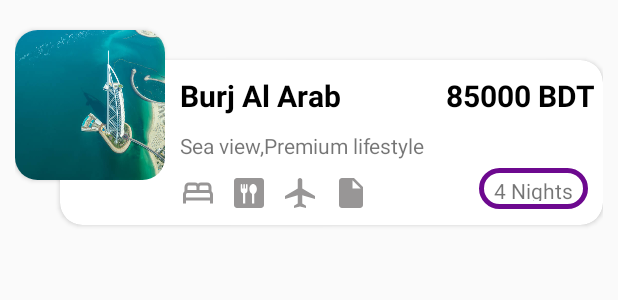
After one commit to KayesFahim/Fly-Far-Ladies, an Android app: the layout favourites_view.xml on its own in the app's theme, with its tools: preview values and no code run, on a phone screen of 412 x 824 dp. The commit adds this screen. Shown: the top 300 px of the screen. Run offline under Robolectric (Android 15) with nearby library versions, the phone set to English and light mode, and no system bars.

Commit message:
Added Favourites view

```diff
--- a/app/src/main/AndroidManifest.xml
+++ b/app/src/main/AndroidManifest.xml
@@ -9,6 +9,9 @@
         android:roundIcon="@mipmap/ic_launcher_round"
         android:supportsRtl="true"
         android:theme="@style/Theme.FlyFarLadies">
+        <activity
+            android:name=".Dashboard.FavouritesActivity"
+            android:exported="false" />
         <activity
             android:name=".Booking.ThankYouActivity"
             android:exported="false" />
--- /dev/null
+++ b/app/src/main/java/com/example/flyfarladies/Dashboard/FavouritesActivity.java
@@ -0,0 +1,15 @@
+package com.example.flyfarladies.Dashboard;
+
+import androidx.appcompat.app.AppCompatActivity;
+import com.example.flyfarladies.R;
+import android.os.Bundle;
+
+public class FavouritesActivity extends AppCompatActivity {
+
+    @Override
+    protected void onCreate(Bundle savedInstanceState) {
+        super.onCreate(savedInstanceState);
+        setContentView(R.layout.activity_favourites);
+
+    }
+}
--- /dev/null
+++ b/app/src/main/res/drawable/day_button.xml
@@ -0,0 +1,8 @@
+<?xml version="1.0" encoding="utf-8"?>
+<shape xmlns:android="http://schemas.android.com/apk/res/android"
+    android:shape="rectangle">
+
+    <corners android:radius="20dp" />
+    <stroke android:width="5px"
+        android:color="#6d098f" />
+</shape>
--- /dev/null
+++ b/app/src/main/res/drawable/icon_bed.xml
@@ -0,0 +1,5 @@
+<vector android:height="24dp" android:tint="#989696"
+    android:viewportHeight="24" android:viewportWidth="24"
+    android:width="24dp" xmlns:android="http://schemas.android.com/apk/res/android">
+    <path android:fillColor="@android:color/white" android:pathData="M21,10.78V8c0,-1.65 -1.35,-3 -3,-3h-4c-0.77,0 -1.47,0.3 -2,0.78C11.47,5.3 10.77,5 10,5H6C4.35,5 3,6.35 3,8v2.78C2.39,11.33 2,12.12 2,13v6h2v-2h16v2h2v-6C22,12.12 21.61,11.33 21,10.78zM14,7h4c0.55,0 1,0.45 1,1v2h-6V8C13,7.45 13.45,7 14,7zM5,8c0,-0.55 0.45,-1 1,-1h4c0.55,0 1,0.45 1,1v2H5V8zM4,15v-2c0,-0.55 0.45,-1 1,-1h14c0.55,0 1,0.45 1,1v2H4z"/>
+</vector>
--- /dev/null
+++ b/app/src/main/res/drawable/icon_box.xml
@@ -0,0 +1,5 @@
+<vector android:autoMirrored="true" android:height="24dp"
+    android:tint="#989696" android:viewportHeight="24"
+    android:viewportWidth="24" android:width="24dp" xmlns:android="http://schemas.android.com/apk/res/android">
+    <path android:fillColor="@android:color/white" android:pathData="M6,2c-1.1,0 -1.99,0.9 -1.99,2L4,20c0,1.1 0.89,2 1.99,2L18,22c1.1,0 2,-0.9 2,-2L20,8l-6,-6L6,2zM13,9L13,3.5L18.5,9L13,9z"/>
+</vector>
--- /dev/null
+++ b/app/src/main/res/drawable/icon_dinein.xml
@@ -0,0 +1,5 @@
+<vector android:height="24dp" android:tint="#989696"
+    android:viewportHeight="24" android:viewportWidth="24"
+    android:width="24dp" xmlns:android="http://schemas.android.com/apk/res/android">
+    <path android:fillColor="@android:color/white" android:pathData="M20,2H4C2.9,2 2,2.9 2,4v16c0,1.1 0.9,2 2,2h16c1.1,0 2,-0.9 2,-2V4C22,2.9 21.1,2 20,2zM11,10.3c0,0.93 -0.64,1.71 -1.5,1.93V19H8v-6.77c-0.86,-0.22 -1.5,-1 -1.5,-1.93V6.5C6.5,6.22 6.72,6 7,6s0.5,0.22 0.5,0.5V9h0.75V6.5c0,-0.28 0.22,-0.5 0.5,-0.5s0.5,0.22 0.5,0.5V9H10V6.5C10,6.22 10.23,6 10.5,6C10.78,6 11,6.22 11,6.5V10.3zM15.58,12.59l-0.08,0.03V19H14v-6.38l-0.08,-0.04c-0.97,-0.47 -1.67,-1.7 -1.67,-3.18c0,-1.88 1.13,-3.4 2.5,-3.4c1.38,0 2.5,1.53 2.5,3.41C17.25,10.89 16.55,12.12 15.58,12.59z"/>
+</vector>
--- /dev/null
+++ b/app/src/main/res/drawable/icon_plane.xml
@@ -0,0 +1,5 @@
+<vector android:height="24dp" android:tint="#989696"
+    android:viewportHeight="24" android:viewportWidth="24"
+    android:width="24dp" xmlns:android="http://schemas.android.com/apk/res/android">
+    <path android:fillColor="@android:color/white" android:pathData="M22,16v-2l-8.5,-5V3.5C13.5,2.67 12.83,2 12,2s-1.5,0.67 -1.5,1.5V9L2,14v2l8.5,-2.5V19L8,20.5L8,22l4,-1l4,1l0,-1.5L13.5,19v-5.5L22,16z"/>
+</vector>
--- /dev/null
+++ b/app/src/main/res/layout/activity_favourites.xml
@@ -0,0 +1,9 @@
+<?xml version="1.0" encoding="utf-8"?>
+<androidx.constraintlayout.widget.ConstraintLayout xmlns:android="http://schemas.android.com/apk/res/android"
+    xmlns:app="http://schemas.android.com/apk/res-auto"
+    xmlns:tools="http://schemas.android.com/tools"
+    android:layout_width="match_parent"
+    android:layout_height="match_parent"
+    tools:context=".Dashboard.FavouritesActivity">
+
+</androidx.constraintlayout.widget.ConstraintLayout>
--- /dev/null
+++ b/app/src/main/res/layout/favourites_view.xml
@@ -0,0 +1,136 @@
+<?xml version="1.0" encoding="utf-8"?>
+<RelativeLayout xmlns:android="http://schemas.android.com/apk/res/android"
+    android:layout_width="match_parent"
+    android:layout_height="match_parent"
+    android:layout_margin="10dp"
+    xmlns:app="http://schemas.android.com/apk/res-auto">
+
+    <RelativeLayout
+        android:layout_width="match_parent"
+        android:layout_height="wrap_content">
+
+
+        <androidx.cardview.widget.CardView
+            android:layout_width="match_parent"
+            android:layout_height="110sp"
+            android:layout_marginStart="30dp"
+            android:layout_marginTop="30dp"
+            android:layout_marginBottom="10dp"
+            app:cardCornerRadius="15dp">
+
+            <LinearLayout
+                android:layout_width="match_parent"
+                android:layout_height="match_parent"
+                android:layout_marginStart="70dp">
+
+
+                <RelativeLayout
+                    android:layout_width="wrap_content"
+                    android:layout_height="wrap_content"
+                    android:layout_marginStart="10dp"
+                    android:layout_marginTop="10dp"
+                    android:layout_marginBottom="5dp"
+                    android:paddingBottom="5dp">
+
+                    <TextView
+                        android:id="@+id/placename"
+                        android:layout_width="wrap_content"
+                        android:layout_height="wrap_content"
+                        android:text="@string/burj_al_arab"
+                        android:textColor="@color/black"
+                        android:textSize="20sp"
+                        android:textStyle="bold" />
+
+                    <TextView
+                        android:id="@+id/cost"
+                        android:layout_width="wrap_content"
+                        android:layout_height="wrap_content"
+                        android:layout_alignParentEnd="true"
+                        android:layout_marginEnd="5dp"
+                        android:text="@string/_85000_bdt"
+                        android:textColor="@color/black"
+                        android:textSize="20sp"
+                        android:textStyle="bold" />
+
+                    <TextView
+                        android:id="@+id/tourdetails"
+                        android:layout_width="wrap_content"
+                        android:layout_height="wrap_content"
+                        android:layout_below="@+id/placename"
+                        android:layout_marginTop="10dp"
+                        android:text="@string/sea_view_premium_lifestyle" />
+
+                    <LinearLayout
+                        android:id="@+id/icon"
+                        android:layout_width="wrap_content"
+                        android:layout_height="wrap_content"
+                        android:layout_below="@id/tourdetails"
+                        android:layout_marginTop="10dp"
+                        android:orientation="horizontal">
+
+                        <Button
+                            android:layout_width="24dp"
+                            android:layout_height="24dp"
+                            android:layout_marginEnd="10dp"
+                            android:background="@drawable/icon_bed" />
+
+                        <Button
+                            android:layout_width="24dp"
+                            android:layout_height="24dp"
+                            android:layout_marginEnd="10dp"
+                            android:background="@drawable/icon_dinein" />
+
+                        <Button
+                            android:layout_width="24dp"
+                            android:layout_height="24dp"
+                            android:layout_marginEnd="10dp"
+                            android:background="@drawable/icon_plane" />
+
+                        <Button
+                            android:layout_width="24dp"
+                            android:layout_height="24dp"
+                            android:background="@drawable/icon_box" />
+
+
+                    </LinearLayout>
+
+                    <TextView
+                        android:layout_width="wrap_content"
+                        android:layout_height="40dp"
+                        android:layout_below="@id/tourdetails"
+                        android:layout_alignParentEnd="true"
+                        android:layout_marginTop="5dp"
+                        android:layout_marginEnd="10dp"
+                        android:background="@drawable/day_button"
+                        android:gravity="center"
+                        android:paddingStart="10dp"
+                        android:paddingTop="5dp"
+                        android:paddingEnd="10dp"
+                        android:paddingBottom="5dp"
+                        android:text="@string/_4_nights" />
+
+
+                </RelativeLayout>
+
+
+            </LinearLayout>
+
+
+        </androidx.cardview.widget.CardView>
+
+        <androidx.cardview.widget.CardView
+            android:layout_width="100dp"
+            android:layout_height="100dp"
+            android:layout_marginTop="10dp"
+            app:cardCornerRadius="15dp">
+
+            <ImageView
+                android:layout_width="match_parent"
+                android:layout_height="match_parent"
+                android:background="@drawable/burjalrab" />
+
+        </androidx.cardview.widget.CardView>
+
+    </RelativeLayout>
+
+</RelativeLayout>
--- a/app/src/main/res/values/strings.xml
+++ b/app/src/main/res/values/strings.xml
@@ -51,4 +51,8 @@
     <string name="no_need_to_call_us_for_reconfirm_ticket">No need to call us for reconfirm ticket</string>
     <string name="your_ticket_attached_with_email_check_mailbox">Your ticket attached with email. Check mailbox!</string>
     <string name="view_details">View Details</string>
+    <string name="burj_al_arab">Burj Al Arab</string>
+    <string name="sea_view_premium_lifestyle">Sea view,Premium lifestyle</string>
+    <string name="_85000_bdt">85000 BDT</string>
+    <string name="_4_nights">4 Nights</string>
 </resources>
```
Also changed, not shown: app/src/main/res/drawable/burjalrab.jpg (added).
